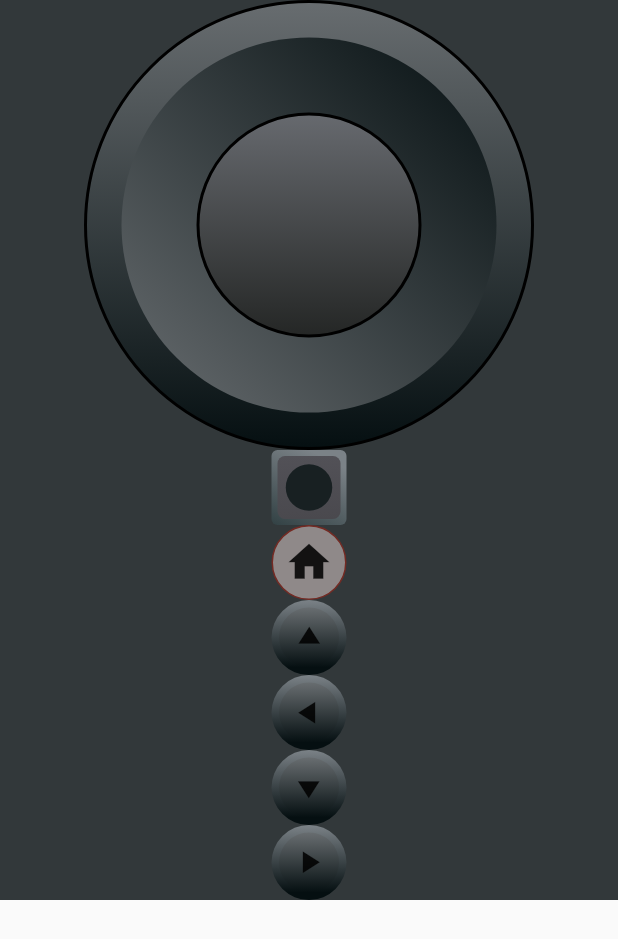
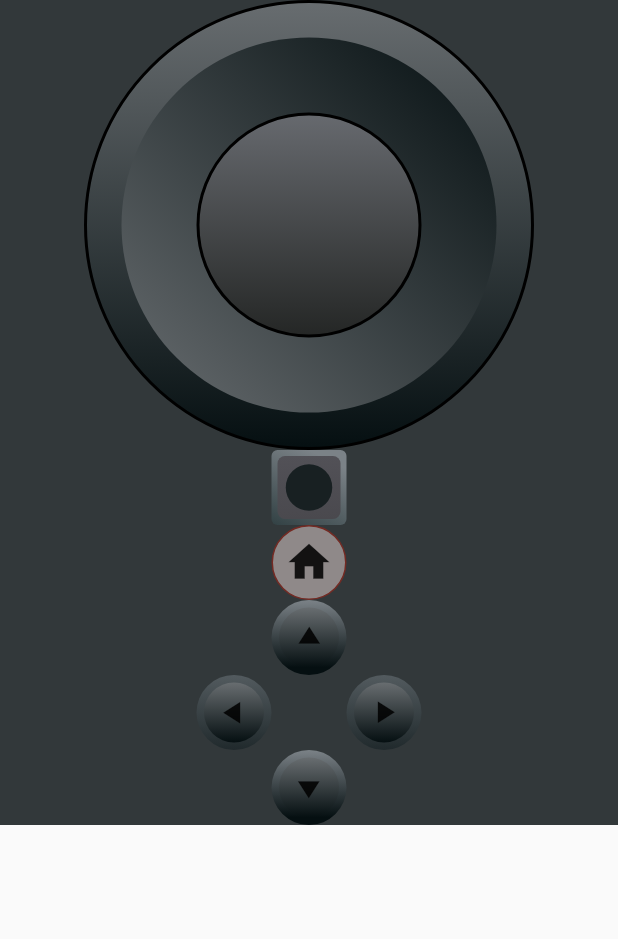
Before and after one commit to GustavoRodriguesDev/nintendo_switch, a Flutter app: the screen it shows after launch, on a phone screen of 412 x 824 dp. Shown: the top 939 px of the screen. Run offline on Flutter 3.47's test engine with Material 2 defaults, Android fonts, the phone set to English and light mode, and no system bars.

Commit message:
Finalizado, Direcionais

```diff
--- a/lib/componentes/direcinais/DirecionalRight.dart
+++ b/lib/componentes/direcinais/Direcional.dart
@@ -1,14 +1,25 @@
 // ignore_for_file: prefer_const_constructors, prefer_const_literals_to_create_immutables, file_names
+
+import 'dart:math';
 
 import 'package:flutter/material.dart';
 
-class DirecionalRight extends StatelessWidget {
-  final double? containerUm;
-  final double? containerDOis;
-  final double? sizeIcom;
-  const DirecionalRight(
-      {Key? key, this.containerUm, this.containerDOis, this.sizeIcom})
-      : super(key: key);
+class Direcional extends StatelessWidget {
+  final double containerUm;
+  final double containerDOis;
+  final double sizeIcom;
+  final AlignmentGeometry gradientBegin;
+  final AlignmentGeometry gradientEnd;
+  final double angule;
+  const Direcional({
+    Key? key,
+    required this.containerUm,
+    required this.containerDOis,
+    required this.gradientBegin,
+    required this.gradientEnd,
+    required this.sizeIcom,
+    required this.angule,
+  }) : super(key: key);
 
   @override
   Widget build(BuildContext context) {
@@ -19,8 +30,8 @@ class DirecionalRight extends StatelessWidget {
       decoration: BoxDecoration(
         shape: BoxShape.circle,
         gradient: LinearGradient(
-          begin: Alignment.bottomCenter,
-          end: Alignment.topCenter,
+          begin: gradientBegin,
+          end: gradientEnd,
           colors: [
             Color(0xFF050F11),
             Color(0xFF7B8287),
@@ -42,8 +53,9 @@ class DirecionalRight extends StatelessWidget {
                 Color(0xFF050F11),
               ]),
         ),
-        child: RotatedBox(
-          quarterTurns: 0,
+        child: Transform(
+          alignment: Alignment.center,
+          transform: Matrix4.rotationZ(angule * pi / 180),
           child: Icon(
             Icons.play_arrow,
             size: sizeIcom,
--- a/lib/componentes/direcinais/direcinalDonw.dart
+++ /dev/null
@@ -1,58 +0,0 @@
-// ignore_for_file: prefer_const_constructors, prefer_const_literals_to_create_immutables, file_names
-
-import 'package:flutter/material.dart';
-
-class DirecionalDonw extends StatelessWidget {
-  final double? containerUm;
-  final double? containerDOis;
-  final double? sizeIcom;
-  const DirecionalDonw(
-      {Key? key,
-      required this.containerUm,
-      required this.containerDOis,
-      required this.sizeIcom})
-      : super(key: key);
-
-  @override
-  Widget build(BuildContext context) {
-    return Container(
-      height: containerUm,
-      width: containerUm,
-      alignment: Alignment.center,
-      decoration: BoxDecoration(
-        shape: BoxShape.circle,
-        gradient: LinearGradient(
-          begin: Alignment.bottomCenter,
-          end: Alignment.topCenter,
-          colors: [
-            Color(0xFF050F11),
-            Color(0xFF7B8287),
-          ],
-          stops: [0.10, 9.0],
-        ),
-      ),
-      child: Container(
-        width: containerDOis,
-        height: containerDOis,
-        alignment: Alignment.center,
-        decoration: BoxDecoration(
-          shape: BoxShape.circle,
-          gradient: LinearGradient(
-              begin: Alignment.topCenter,
-              end: Alignment.bottomCenter,
-              colors: [
-                Color(0xFF686D70),
-                Color(0xFF050F11),
-              ]),
-        ),
-        child: RotatedBox(
-          quarterTurns: 5,
-          child: Icon(
-            Icons.play_arrow,
-            size: sizeIcom,
-          ),
-        ),
-      ),
-    );
-  }
-}
--- a/lib/componentes/direcinais/direcionalLeft.dart
+++ /dev/null
@@ -1,55 +0,0 @@
-// ignore_for_file: prefer_const_constructors, prefer_const_literals_to_create_immutables, file_names
-
-import 'package:flutter/material.dart';
-
-class DirecionalLeft extends StatelessWidget {
-  final double? containerUm;
-  final double? containerDOis;
-  final double? sizeIcom;
-  const DirecionalLeft(
-      {Key? key, this.containerUm, this.containerDOis, this.sizeIcom})
-      : super(key: key);
-
-  @override
-  Widget build(BuildContext context) {
-    return Container(
-      height: containerUm,
-      width: containerUm,
-      alignment: Alignment.center,
-      decoration: BoxDecoration(
-        shape: BoxShape.circle,
-        gradient: LinearGradient(
-          begin: Alignment.bottomCenter,
-          end: Alignment.topCenter,
-          colors: [
-            Color(0xFF050F11),
-            Color(0xFF7B8287),
-          ],
-          stops: [0.10, 9.0],
-        ),
-      ),
-      child: Container(
-        width: containerDOis,
-        height: containerDOis,
-        alignment: Alignment.center,
-        decoration: BoxDecoration(
-          shape: BoxShape.circle,
-          gradient: LinearGradient(
-              begin: Alignment.topCenter,
-              end: Alignment.bottomCenter,
-              colors: [
-                Color(0xFF686D70),
-                Color(0xFF050F11),
-              ]),
-        ),
-        child: RotatedBox(
-          quarterTurns: 10,
-          child: Icon(
-            Icons.play_arrow,
-            size: sizeIcom,
-          ),
-        ),
-      ),
-    );
-  }
-}
--- a/lib/componentes/direcinais/direcionalUp.dart
+++ /dev/null
@@ -1,55 +0,0 @@
-// ignore_for_file: file_names, prefer_const_constructors, prefer_const_literals_to_create_immutables
-
-import 'package:flutter/material.dart';
-
-class DirecinalUp extends StatelessWidget {
-  final double? containerUm;
-  final double? containerDOis;
-  final double? sizeIcom;
-  const DirecinalUp(
-      {Key? key, this.containerUm, this.containerDOis, this.sizeIcom})
-      : super(key: key);
-
-  @override
-  Widget build(BuildContext context) {
-    return Container(
-      height: containerUm,
-      width: containerUm,
-      alignment: Alignment.center,
-      decoration: BoxDecoration(
-        shape: BoxShape.circle,
-        gradient: LinearGradient(
-          begin: Alignment.bottomCenter,
-          end: Alignment.topCenter,
-          colors: [
-            Color(0xFF050F11),
-            Color(0xFF7B8287),
-          ],
-          stops: [0.10, 9.0],
-        ),
-      ),
-      child: Container(
-        width: containerDOis,
-        height: containerDOis,
-        alignment: Alignment.center,
-        decoration: BoxDecoration(
-          shape: BoxShape.circle,
-          gradient: LinearGradient(
-              begin: Alignment.topCenter,
-              end: Alignment.bottomCenter,
-              colors: [
-                Color(0xFF686D70),
-                Color(0xFF050F11),
-              ]),
-        ),
-        child: RotatedBox(
-          quarterTurns: 15,
-          child: Icon(
-            Icons.play_arrow,
-            size: sizeIcom,
-          ),
-        ),
-      ),
-    );
-  }
-}
--- a/lib/componentes/directionalButton.dart
+++ b/lib/componentes/directionalButton.dart
@@ -3,10 +3,7 @@
 import 'dart:math';
 
 import 'package:flutter/material.dart';
-import 'package:nintendo_switch/componentes/direcinais/DirecionalRight.dart';
-import 'package:nintendo_switch/componentes/direcinais/direcinalDonw.dart';
-import 'package:nintendo_switch/componentes/direcinais/direcionalLeft.dart';
-import 'package:nintendo_switch/componentes/direcinais/direcionalUp.dart';
+import 'package:nintendo_switch/componentes/direcinais/Direcional.dart';
 
 class DirectionalButton extends StatelessWidget {
   const DirectionalButton({Key? key}) : super(key: key);
@@ -14,12 +11,59 @@ class DirectionalButton extends StatelessWidget {
   @override
   Widget build(BuildContext context) {
     return Container(
-      child: Column(
+      width: 150,
+      height: 150,
+      child: Stack(
         children: [
-          DirecinalUp(containerUm: 50, containerDOis: 40, sizeIcom: 25),
-          DirecionalLeft(containerUm: 50, containerDOis: 40, sizeIcom: 25),
-          DirecionalDonw(containerUm: 50, containerDOis: 40, sizeIcom: 25),
-          DirecionalRight(containerUm: 50, containerDOis: 40, sizeIcom: 25),
+          Positioned(
+            top: 0,
+            right: 10,
+            left: 10,
+            child: Direcional(
+              containerUm: 50,
+              containerDOis: 40,
+              sizeIcom: 25,
+              gradientBegin: Alignment.bottomCenter,
+              gradientEnd: Alignment.topCenter,
+              angule: 270,
+            ),
+          ),
+          Positioned(
+            top: 10,
+            bottom: 10,
+            right: 0,
+            child: Direcional(
+                containerUm: 50,
+                containerDOis: 40,
+                sizeIcom: 25,
+                gradientBegin: Alignment.bottomCenter,
+                gradientEnd: Alignment.topCenter,
+                angule: 0),
+          ),
+          Positioned(
+            top: 10,
+            bottom: 10,
+            left: 0,
+            child: Direcional(
+                containerUm: 50,
+                containerDOis: 40,
+                sizeIcom: 25,
+                gradientBegin: Alignment.bottomCenter,
+                gradientEnd: Alignment.topCenter,
+                angule: 180),
+          ),
+          Positioned(
+            bottom: 0,
+            left: 10,
+            right: 10,
+            child: Direcional(
+                containerUm: 50,
+                containerDOis: 40,
+                sizeIcom: 25,
+                gradientBegin: Alignment.bottomCenter,
+                gradientEnd: Alignment.topCenter,
+                angule: 90),
+          ),
         ],
       ),
     );
```
